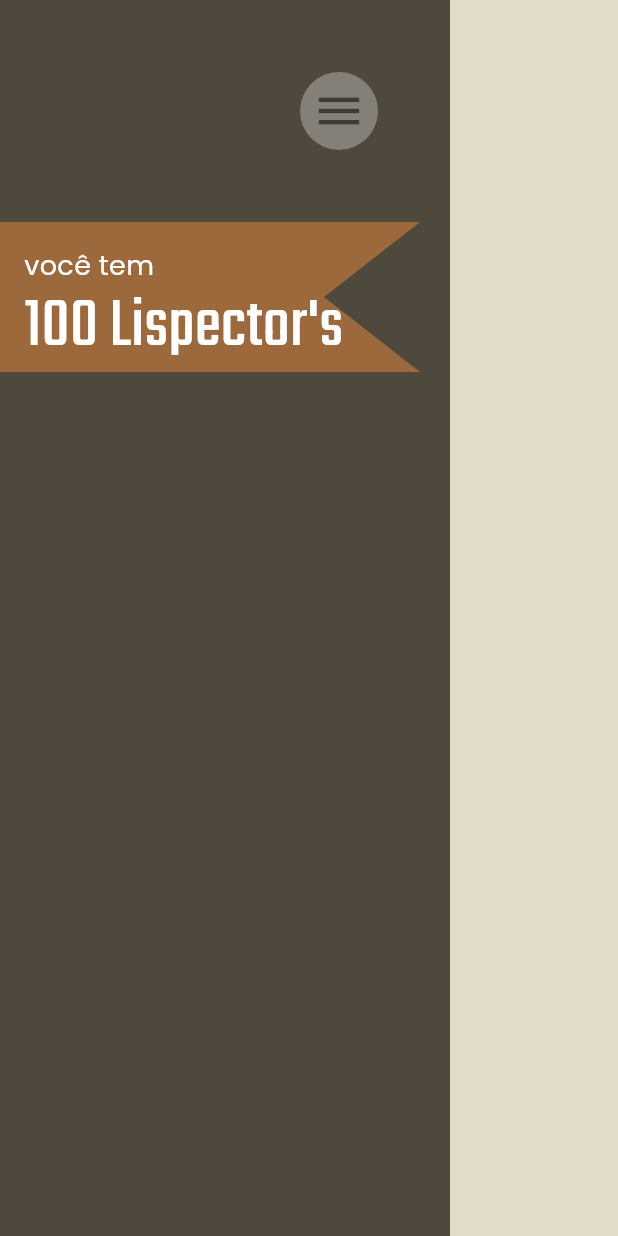
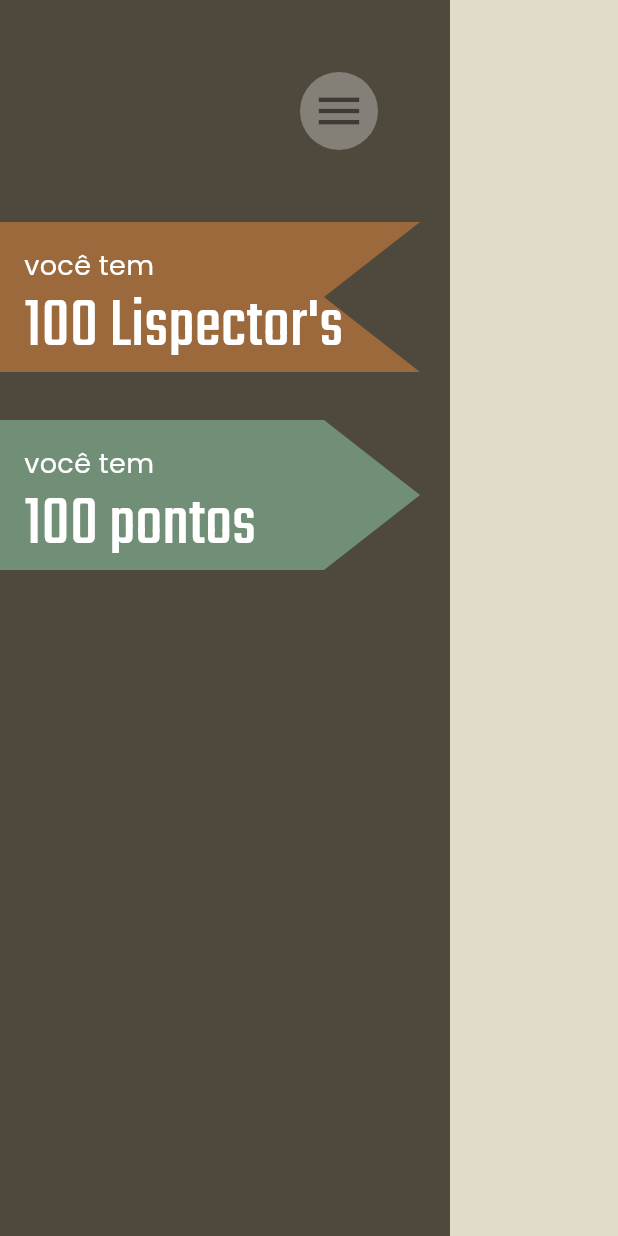
Before and after one commit to bernardolansing/swe_reler, a Flutter app: the SidePannel widget shown alone on an empty page, opened directly, on a phone screen of 412 x 824 dp. Run offline on Flutter 3.47's test engine with Material 3 defaults, Android fonts, the phone set to English and light mode, and no system bars; our stand-ins replace firebase_core, font_awesome_flutter; accounts and stored records are empty; statements that could not run were skipped.

Commit message:
added points flag

```diff
--- a/lib/src/screens/user_dash/side_pannel.dart
+++ b/lib/src/screens/user_dash/side_pannel.dart
@@ -27,6 +27,7 @@ class SidePannel extends StatelessWidget {
               ),
             ),
 
+            // Lispector's flag:
             Stack(
               children: [
                 CustomPaint(
@@ -48,6 +49,35 @@ class SidePannel extends StatelessWidget {
                 ),
               ],
             ),
+
+            const SizedBox(height: 32),
+
+            // Points flag:
+            Stack(
+              children: [
+                CustomPaint(
+                    painter: _PointsArrowPainter(),
+                    size: const Size(280, 100) // TODO: adjust to fit parent
+                  // width.
+                ),
+
+                const Padding(
+                  padding: EdgeInsets.all(16),
+                  child: Column(
+                    crossAxisAlignment: CrossAxisAlignment.start,
+                    children: [
+                      _flagUpperText,
+                      SizedBox(height: 16),
+                      Text("100 pontos", style: _flagMainTextStyle),
+                    ],
+                  ),
+                ),
+              ],
+            ),
+
+            const SizedBox(height: 32),
+
+
           ],
         ),
       )
@@ -64,11 +94,11 @@ class SidePannel extends StatelessWidget {
   );
 
   static const _flagMainTextStyle = TextStyle(
-      fontWeight: FontWeight.w400,
-      fontFamily: 'Teko',
-      fontSize: 48,
-      color: Colors.white,
-      height: 0.5,
+    fontWeight: FontWeight.w400,
+    fontFamily: 'Teko',
+    fontSize: 48,
+    color: Colors.white,
+    height: 0.5,
   );
 }
 
@@ -91,6 +121,30 @@ class _LispectorsFlagPainter extends CustomPainter {
     canvas.drawPath(path, paint);
   }
 
+  // TODO: check if we can avoid repainting.
   @override
   bool shouldRepaint(CustomPainter oldDelegate) => true;
 }
+
+class _PointsArrowPainter extends CustomPainter {
+  static const _arrowTipWidth = 64;
+
+  @override
+  void paint(Canvas canvas, Size size) {
+    Paint paint = Paint()
+      ..color = const Color(0xFF718E76)
+      ..style = PaintingStyle.fill;
+
+    Path path = Path()
+      ..lineTo(size.width - _arrowTipWidth, 0)
+      ..lineTo(size.width, size.height / 2)
+      ..lineTo(size.width - _arrowTipWidth, size.height)
+      ..lineTo(0, size.height)
+      ..lineTo(0, 0);
+
+    canvas.drawPath(path, paint);
+  }
+
+  @override
+  bool shouldRepaint(CustomPainter oldDelegate) => true;
+}
```
